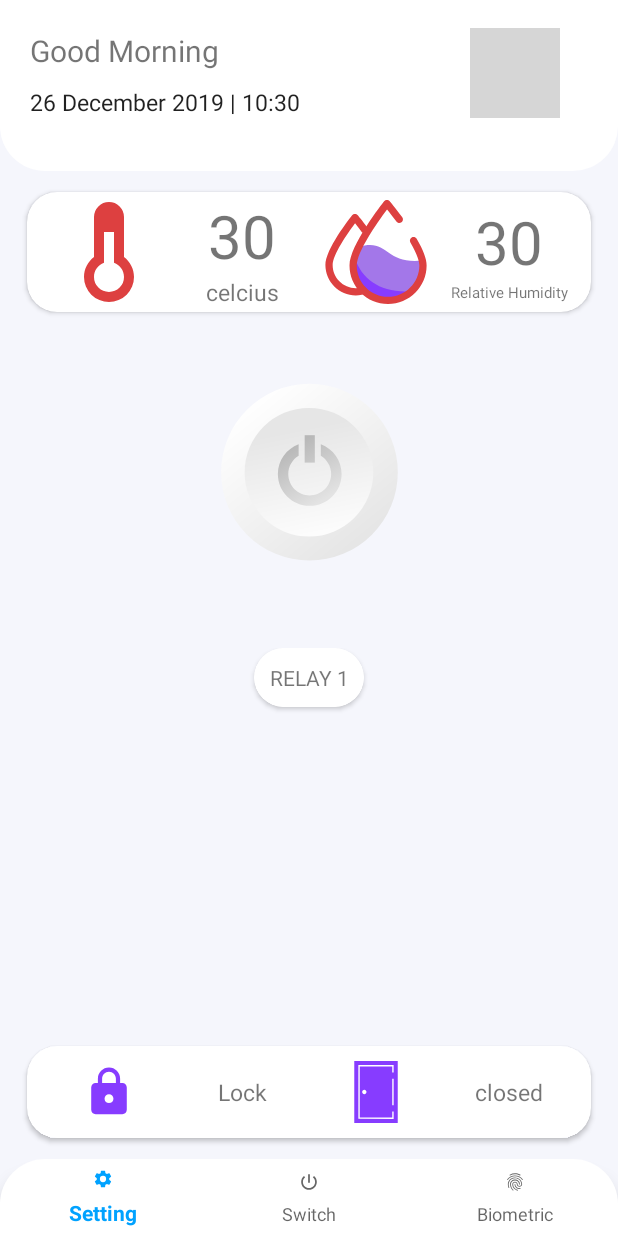
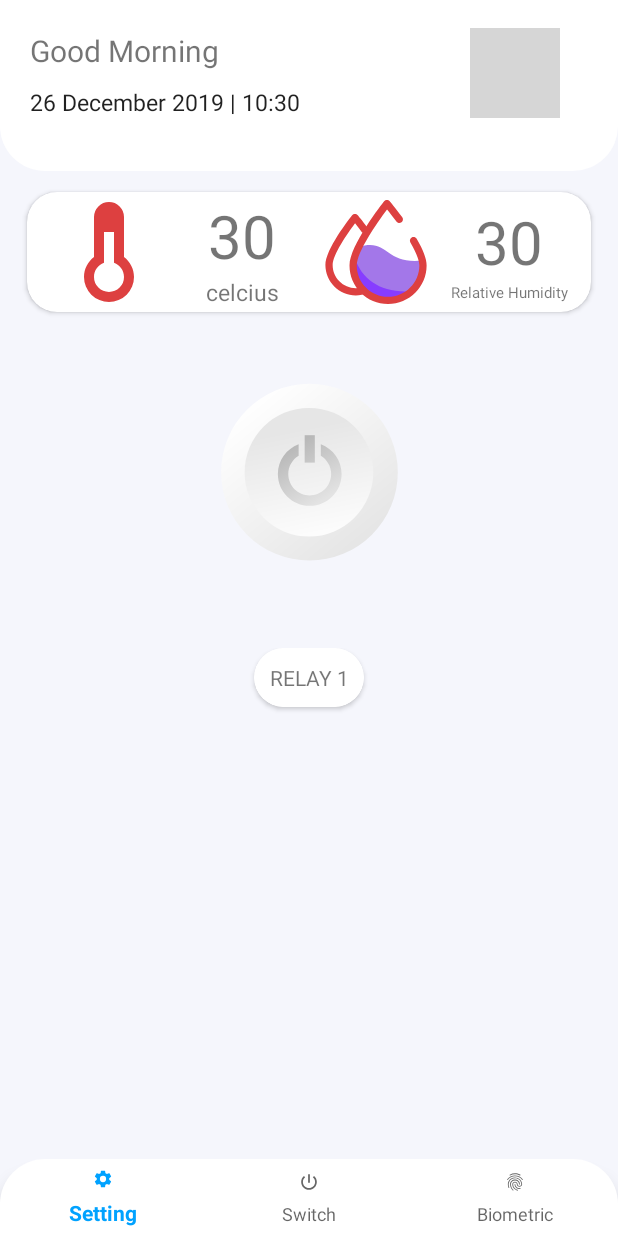
Before and after one commit to f0bima/Smart-Security-System, an Android app: the screen it shows after launch once a user with an empty profile is signed in (MainActivity), on a phone screen of 412 x 824 dp. Run offline under Robolectric (Android 15) with nearby library versions, the phone set to English and light mode, and no system bars; our stand-ins replace CircleImageView, Firebase (no records; nobody signed in at launch, a user with empty details on screens opened directly), Picasso; pictures from the network do not load; grey boxes are pictures that could not be loaded.

Commit message:
Cek Koneksi Main

```diff
--- a/app/src/main/java/com/example/smartsecuritysystem/MainActivity.java
+++ b/app/src/main/java/com/example/smartsecuritysystem/MainActivity.java
@@ -2,12 +2,14 @@ package com.example.smartsecuritysystem;
 
 import android.content.Context;
 import android.content.Intent;
+import android.net.ConnectivityManager;
 import android.os.Bundle;
 import android.util.Log;
 import android.view.MenuItem;
 import android.view.WindowManager;
 import android.widget.Button;
 import android.widget.ImageView;
+import android.widget.LinearLayout;
 import android.widget.TextView;
 import android.widget.Toast;
 
@@ -54,12 +56,15 @@ public class MainActivity extends AppCompatActivity {
     BiometricPrompt.PromptInfo promptInfo;
     Executor executor;
     ImageView magnet_img, kunci_img;
+    LinearLayout Dashboard;
 
 
     @Override
     protected void onCreate(Bundle savedInstanceState) {
         super.onCreate(savedInstanceState);
         setContentView(R.layout.activity_main);
+
+        Dashboard = (LinearLayout) findViewById(R.id.DashboardMain);
 
 
         BottomNavigationView bottomNavigationView = findViewById(R.id.bottomnav);
@@ -211,6 +216,7 @@ public class MainActivity extends AppCompatActivity {
         });
         String email = mAuth.getCurrentUser().getEmail();
         Toast.makeText(this, email,Toast.LENGTH_SHORT).show();
+        cekKoneksi(Dashboard);
     }
 
     @Override
@@ -343,5 +349,12 @@ public class MainActivity extends AppCompatActivity {
         Toast.makeText(this, text, Toast.LENGTH_SHORT).show();
     }
 
-
+    public void cekKoneksi(LinearLayout inv){
+        ConnectivityManager conMgr = (ConnectivityManager) getSystemService (Context.CONNECTIVITY_SERVICE);
+        if (conMgr.getActiveNetworkInfo() == null
+                || conMgr.getActiveNetworkInfo().isConnected() == false){
+            inv.setVisibility(LinearLayout.INVISIBLE);
+            toast("Cek Koneksi anda, dan Restart Aplikasi");
+        }
+    }
 }
--- a/app/src/main/res/layout/activity_main.xml
+++ b/app/src/main/res/layout/activity_main.xml
@@ -9,6 +9,7 @@
 
 
     <LinearLayout
+        android:orientation="vertical"
         android:layout_width="match_parent"
         android:layout_height="match_parent"
         android:layout_alignParentTop="true">
@@ -84,6 +85,11 @@
             </LinearLayout>
             <!-- END OF TOP NAVIGATION-->
 
+            <LinearLayout
+                android:layout_width="wrap_content"
+                android:layout_height="wrap_content"
+                android:orientation="vertical"
+                android:id="@+id/DashboardMain">
             <androidx.cardview.widget.CardView
                 android:layout_width="match_parent"
                 android:layout_height="wrap_content"
@@ -334,7 +340,7 @@
         </LinearLayout>
 
     </androidx.cardview.widget.CardView>
-
+    </LinearLayout>
     <com.google.android.material.bottomnavigation.BottomNavigationView
         android:id="@+id/bottomnav"
         android:layout_width="match_parent"
--- a/app/src/main/res/layout/activity_setting.xml
+++ b/app/src/main/res/layout/activity_setting.xml
@@ -65,7 +65,8 @@
                 android:layout_marginRight="5dp"
                 android:ems="10"
                 android:hint="Password Aplikasi Baru"
-                android:inputType="textPassword"
+                android:inputType="numberPassword"
+                android:maxLength="8"
                 android:paddingLeft="10dp" />
             <Button
                 android:layout_width="wrap_content"
```
Also changed, not shown: app/src/main/res/layout/activity_pop_validasi.xml (+5 -3 lines).
